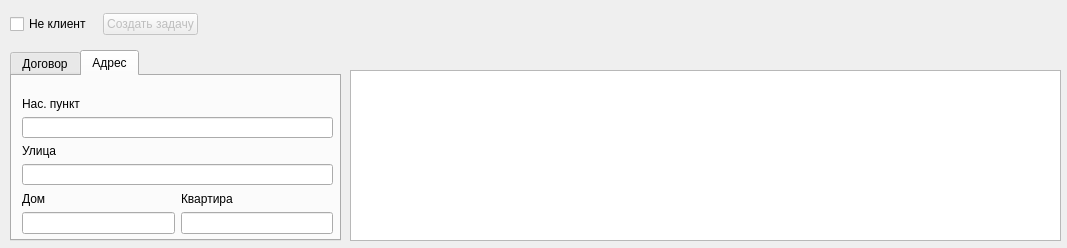
The window that TaskManager/customersearch.ui (NVZver/TaskManager) describes before a commit, drawn with Qt 5.
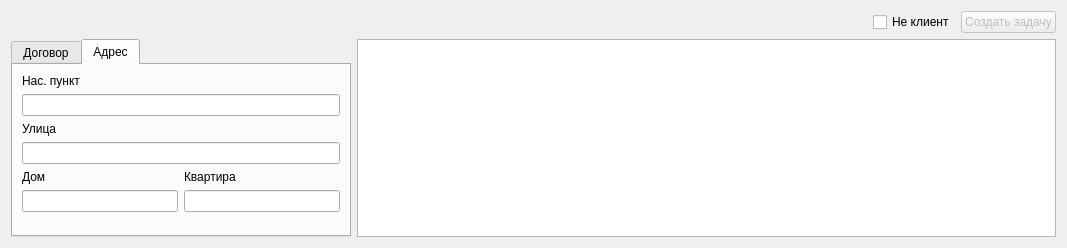
The same window after the commit. The open tabs and pages were chosen to show the change.

```diff
--- a/TaskManager/customersearch.ui
+++ b/TaskManager/customersearch.ui
@@ -13,26 +13,22 @@
   <property name="windowTitle">
    <string>Поиск клиента</string>
   </property>
-  <widget class="QTableView" name="tvCustomers">
-   <property name="geometry">
-    <rect>
-     <x>350</x>
-     <y>70</y>
-     <width>711</width>
-     <height>171</height>
-    </rect>
-   </property>
-  </widget>
-  <widget class="QWidget" name="layoutWidget">
-   <property name="geometry">
-    <rect>
-     <x>10</x>
-     <y>10</y>
-     <width>188</width>
-     <height>29</height>
-    </rect>
-   </property>
+  <layout class="QVBoxLayout" name="verticalLayout">
+   <item>
    <layout class="QHBoxLayout" name="horizontalLayout">
+     <item>
+      <spacer name="horizontalSpacer">
+       <property name="orientation">
+        <enum>Qt::Horizontal</enum>
+       </property>
+       <property name="sizeHint" stdset="0">
+        <size>
+         <width>40</width>
+         <height>20</height>
+        </size>
+       </property>
+      </spacer>
+     </item>
     <item>
      <widget class="QCheckBox" name="chbxNoCustomer">
       <property name="text">
@@ -45,21 +41,31 @@
       <property name="enabled">
        <bool>false</bool>
       </property>
+       <property name="maximumSize">
+        <size>
+         <width>150</width>
+         <height>16777215</height>
+        </size>
+       </property>
       <property name="text">
        <string>Создать задачу</string>
       </property>
      </widget>
     </item>
    </layout>
-  </widget>
+   </item>
+   <item>
+    <layout class="QHBoxLayout" name="horizontalLayout_3">
+     <property name="bottomMargin">
+      <number>0</number>
+     </property>
+     <item>
   <widget class="QTabWidget" name="tabWidget">
-   <property name="geometry">
-    <rect>
-     <x>10</x>
-     <y>50</y>
-     <width>331</width>
-     <height>191</height>
-    </rect>
+       <property name="maximumSize">
+        <size>
+         <width>340</width>
+         <height>16777215</height>
+        </size>
    </property>
    <property name="currentIndex">
     <number>1</number>
@@ -68,15 +74,8 @@
     <attribute name="title">
      <string>Договор</string>
     </attribute>
-    <widget class="QWidget" name="layoutWidget">
-     <property name="geometry">
-      <rect>
-       <x>10</x>
-       <y>12</y>
-       <width>311</width>
-       <height>131</height>
-      </rect>
-     </property>
+        <layout class="QVBoxLayout" name="verticalLayout_2">
+         <item>
      <layout class="QVBoxLayout" name="verticalLayout_6">
       <item>
        <widget class="QLabel" name="lblContractNumber">
@@ -108,25 +107,30 @@
       <item>
        <widget class="QLineEdit" name="lntLName"/>
       </item>
-     </layout>
-    </widget>
+           <item>
+            <spacer name="verticalSpacer">
+             <property name="orientation">
+              <enum>Qt::Vertical</enum>
+             </property>
+             <property name="sizeHint" stdset="0">
+              <size>
+               <width>20</width>
+               <height>40</height>
+              </size>
+             </property>
+            </spacer>
+           </item>
+          </layout>
+         </item>
+        </layout>
    </widget>
    <widget class="QWidget" name="tabSearchByAddress">
     <attribute name="title">
      <string>Адрес</string>
     </attribute>
-    <widget class="QWidget" name="layoutWidget">
-     <property name="geometry">
-      <rect>
-       <x>10</x>
-       <y>21</y>
-       <width>311</width>
-       <height>137</height>
-      </rect>
-     </property>
-     <layout class="QVBoxLayout" name="verticalLayout_5">
+        <layout class="QVBoxLayout" name="verticalLayout_4">
       <item>
-       <layout class="QVBoxLayout" name="verticalLayout_2">
+          <layout class="QVBoxLayout" name="verticalLayout_3">
         <item>
          <widget class="QLabel" name="lblLocality">
           <property name="text">
@@ -150,9 +154,7 @@
        </layout>
       </item>
       <item>
-       <layout class="QHBoxLayout" name="horizontalLayout_2">
-        <item>
-         <layout class="QVBoxLayout" name="verticalLayout_3">
+          <layout class="QHBoxLayout" name="horizontalLayout_5">
           <item>
            <widget class="QLabel" name="label_3">
             <property name="text">
@@ -161,30 +163,47 @@
            </widget>
           </item>
           <item>
-           <widget class="QLineEdit" name="lntHouse"/>
-          </item>
-         </layout>
-        </item>
-        <item>
-         <layout class="QVBoxLayout" name="verticalLayout_4">
-          <item>
            <widget class="QLabel" name="label_4">
             <property name="text">
              <string>Квартира</string>
             </property>
            </widget>
           </item>
+          </layout>
+         </item>
+         <item>
+          <layout class="QHBoxLayout" name="horizontalLayout_4">
+           <item>
+            <widget class="QLineEdit" name="lntHouse"/>
+           </item>
           <item>
            <widget class="QLineEdit" name="lntApartment"/>
           </item>
          </layout>
         </item>
-       </layout>
+         <item>
+          <spacer name="verticalSpacer_2">
+           <property name="orientation">
+            <enum>Qt::Vertical</enum>
+           </property>
+           <property name="sizeHint" stdset="0">
+            <size>
+             <width>20</width>
+             <height>40</height>
+            </size>
+           </property>
+          </spacer>
       </item>
      </layout>
     </widget>
    </widget>
-  </widget>
+     </item>
+     <item>
+      <widget class="QTableView" name="tvCustomers"/>
+     </item>
+    </layout>
+   </item>
+  </layout>
  </widget>
  <resources/>
  <connections/>
```
Left out of the diff: 2 changed lines with no effect on the pictures. Lines whose indentation alone changed are shown as unchanged.
